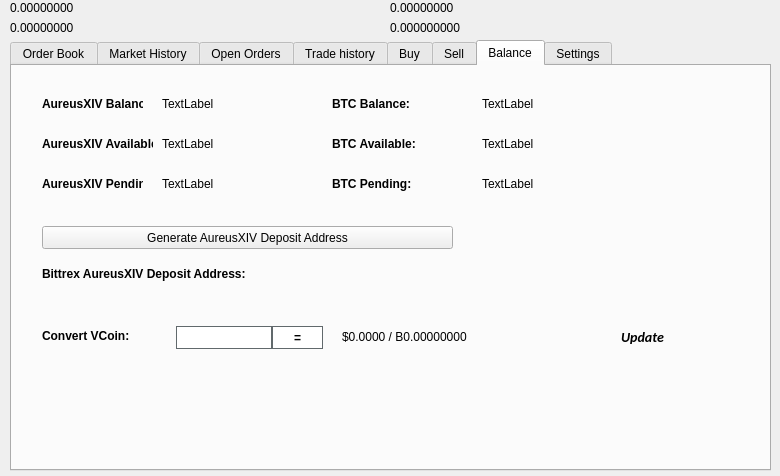
Before: the Qt Designer form src/qt/forms/tradingdialog.ui in wqking-misc/AureusXIV, drawn with Qt 5.
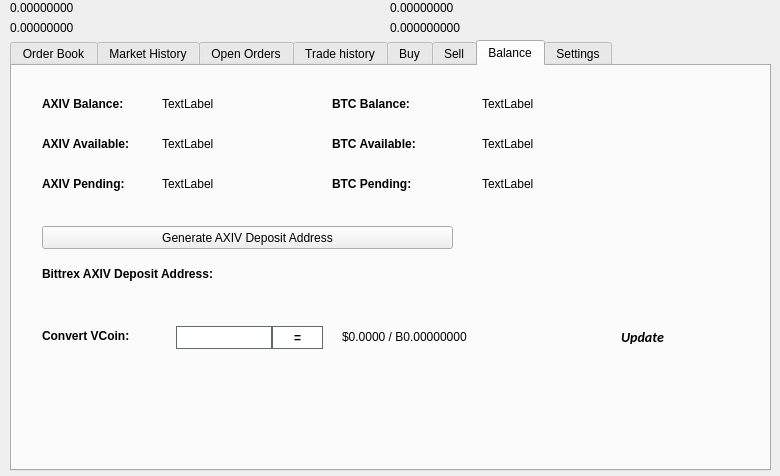
After: the same form once the commit is applied. The open tabs and pages were chosen to show the change. Icons and pictures are not drawn.

Commit message: Rebrand Aureusxiv to AXIV

The edit to the form file:
```diff
--- a/src/qt/forms/tradingdialog.ui
+++ b/src/qt/forms/tradingdialog.ui
@@ -2762,7 +2762,7 @@
       </font>
      </property>
      <property name="text">
-      <string>AureusXIV Balance:</string>
+      <string>AXIV Balance:</string>
      </property>
     </widget>
     <widget class="QLabel" name="label_12">
@@ -2813,7 +2813,7 @@
       </font>
      </property>
      <property name="text">
-      <string>AureusXIV Available:</string>
+      <string>AXIV Available:</string>
      </property>
     </widget>
     <widget class="QLabel" name="label_14">
@@ -2832,7 +2832,7 @@
       </font>
      </property>
      <property name="text">
-      <string>AureusXIV Pending:</string>
+      <string>AXIV Pending:</string>
      </property>
     </widget>
     <widget class="QLabel" name="VITPendingLabel">
@@ -2928,7 +2928,7 @@
       </font>
      </property>
      <property name="text">
-      <string>Bittrex AureusXIV Deposit Address:</string>
+      <string>Bittrex AXIV Deposit Address:</string>
      </property>
     </widget>
     <widget class="QPushButton" name="GenDepositBTN">
@@ -2941,7 +2941,7 @@
       </rect>
      </property>
      <property name="text">
-      <string>Generate AureusXIV Deposit Address</string>
+      <string>Generate AXIV Deposit Address</string>
      </property>
      <property name="icon">
       <iconset resource="../aureusxiv.qrc">
```
Left out of the diff: 26 changed lines with no effect on the pictures. The commit also changes 298 other files.
